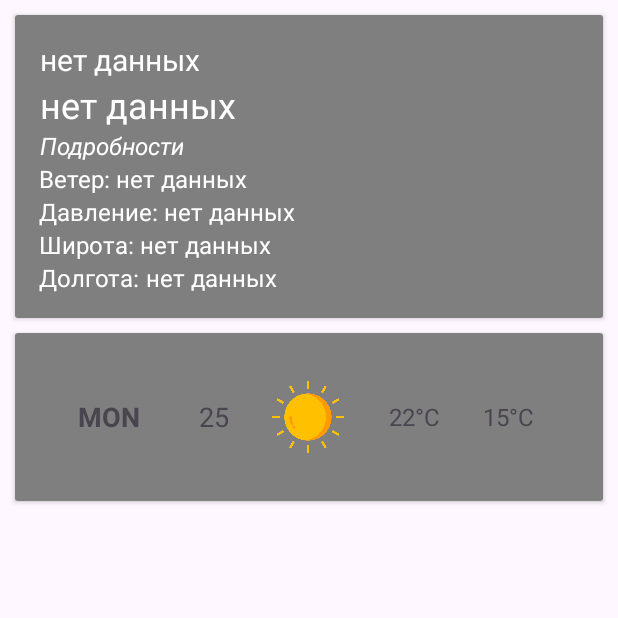
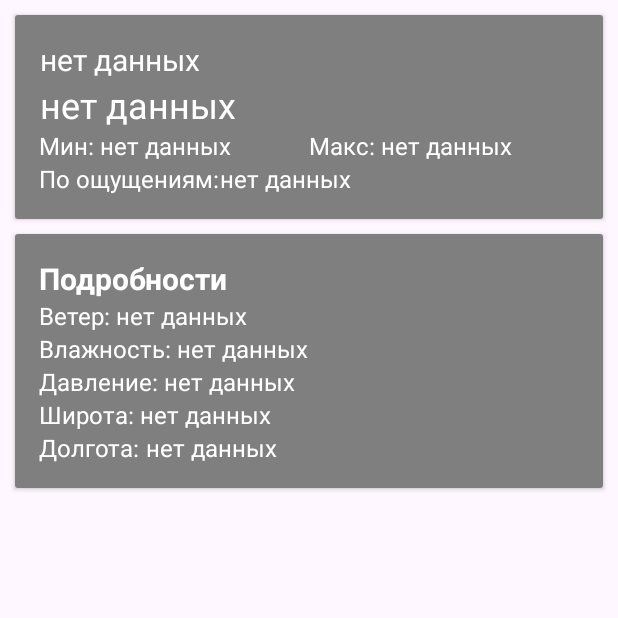
Before and after one commit to antsently/YourWeather, an Android app: the screen it shows after launch (GlobalWeather), on a phone screen of 412 x 824 dp, the top half of it. Run offline under Robolectric (Android 15) with nearby library versions, the phone set to English and light mode, and no system bars.

Commit message:
Обновление разметки 1.2

```diff
--- a/app/src/main/res/layout/activity_global_weather.xml
+++ b/app/src/main/res/layout/activity_global_weather.xml
@@ -42,6 +42,117 @@
                 android:textColor="@android:color/white"
                 android:textSize="24sp" />
 
+            <LinearLayout
+                android:layout_width="match_parent"
+                android:layout_height="wrap_content"
+                android:gravity="center_horizontal"
+                android:orientation="horizontal">
+
+                <LinearLayout
+                    android:layout_width="0dp"
+                    android:layout_height="wrap_content"
+                    android:layout_weight="1"
+                    android:gravity="center_vertical"
+                    android:orientation="horizontal">
+
+                    <TextView
+                        android:id="@+id/minTemperatureText"
+                        android:layout_width="wrap_content"
+                        android:layout_height="wrap_content"
+                        android:text="Мин: "
+                        android:textColor="@android:color/white"
+                        android:textSize="16sp" />
+
+                    <TextView
+                        android:id="@+id/minTemperatureValue"
+                        android:layout_width="wrap_content"
+                        android:layout_height="wrap_content"
+                        android:text="нет данных"
+                        android:textColor="@android:color/white"
+                        android:textSize="16sp" />
+                </LinearLayout>
+
+                <LinearLayout
+                    android:layout_width="0dp"
+                    android:layout_height="wrap_content"
+                    android:layout_weight="1"
+                    android:gravity="center_vertical"
+                    android:orientation="horizontal">
+
+                    <TextView
+                        android:id="@+id/maxTemperatureText"
+                        android:layout_width="wrap_content"
+                        android:layout_height="wrap_content"
+                        android:text="Макс: "
+                        android:textColor="@android:color/white"
+                        android:textSize="16sp" />
+
+                    <TextView
+                        android:id="@+id/maxTemperatureValue"
+                        android:layout_width="wrap_content"
+                        android:layout_height="wrap_content"
+                        android:text="нет данных"
+                        android:textColor="@android:color/white"
+                        android:textSize="16sp" />
+                </LinearLayout>
+            </LinearLayout>
+
+            <LinearLayout
+                android:layout_width="match_parent"
+                android:layout_height="wrap_content"
+                android:gravity="center_horizontal"
+                android:orientation="horizontal">
+
+                <LinearLayout
+                    android:layout_width="0dp"
+                    android:layout_height="wrap_content"
+                    android:layout_weight="1"
+                    android:gravity="center_vertical"
+                    android:orientation="horizontal">
+
+                    <TextView
+                        android:id="@+id/LikeTemperatureText"
+                        android:layout_width="wrap_content"
+                        android:layout_height="wrap_content"
+                        android:text="По ощущениям:"
+                        android:textColor="@android:color/white"
+                        android:textSize="16sp"
+                        android:layout_gravity="center_vertical"
+                        />
+
+                    <TextView
+                        android:id="@+id/feelsLikeTemperatureValue"
+                        android:layout_width="wrap_content"
+                        android:layout_height="wrap_content"
+                        android:text="нет данных"
+                        android:textColor="@android:color/white"
+                        android:textSize="16sp" />
+                </LinearLayout>
+            </LinearLayout>
+
+
+
+        </LinearLayout>
+    </androidx.cardview.widget.CardView>
+
+    <androidx.cardview.widget.CardView
+        android:id="@+id/forecastCard"
+        android:layout_width="0dp"
+        android:layout_height="wrap_content"
+        android:layout_marginLeft="10dp"
+        android:layout_marginRight="10dp"
+        android:layout_marginTop="10dp"
+        app:layout_constraintTop_toBottomOf="@id/todayWeatherCard"
+        app:layout_constraintStart_toStartOf="parent"
+        app:layout_constraintEnd_toEndOf="parent">
+
+        <LinearLayout
+            android:layout_width="match_parent"
+            android:layout_height="wrap_content"
+            android:orientation="vertical"
+            android:background="@drawable/rounded_background"
+            android:padding="16dp">
+
             <TextView
                 android:id="@+id/weatherType"
                 android:layout_width="wrap_content"
@@ -49,8 +160,8 @@
                 android:text="Подробности"
                 android:textAlignment="center"
                 android:textColor="@android:color/white"
-                android:textSize="16sp"
-                android:textStyle="italic" />
+                android:textSize="20sp"
+                android:textStyle="bold" />
 
             <LinearLayout
                 android:layout_width="match_parent"
@@ -84,6 +195,28 @@
                 <TextView
                     android:layout_width="wrap_content"
                     android:layout_height="wrap_content"
+                    android:text="Влажность: "
+                    android:textColor="@android:color/white"
+                    android:textSize="16sp" />
+
+                <TextView
+                    android:id="@+id/humidityValue"
+                    android:layout_width="wrap_content"
+                    android:layout_height="wrap_content"
+                    android:text="нет данных"
+                    android:textColor="@android:color/white"
+                    android:textSize="16sp" />
+            </LinearLayout>
+
+            <LinearLayout
+                android:layout_width="match_parent"
+                android:layout_height="wrap_content"
+                android:gravity="center_vertical"
+                android:orientation="horizontal">
+
+                <TextView
+                    android:layout_width="wrap_content"
+                    android:layout_height="wrap_content"
                     android:text="Давление: "
                     android:textColor="@android:color/white"
                     android:textSize="16sp" />
@@ -95,7 +228,6 @@
                     android:text="нет данных"
                     android:textColor="@android:color/white"
                     android:textSize="16sp" />
-
             </LinearLayout>
 
             <LinearLayout
@@ -146,92 +278,9 @@
                     android:textColor="@android:color/white"
                     android:textSize="16sp" />
             </LinearLayout>
+
         </LinearLayout>
+
     </androidx.cardview.widget.CardView>
 
-    <androidx.cardview.widget.CardView
-        android:id="@+id/forecastCard"
-        android:layout_width="0dp"
-        android:layout_height="wrap_content"
-        android:layout_marginLeft="10dp"
-        android:layout_marginRight="10dp"
-        android:layout_marginTop="10dp"
-        app:layout_constraintTop_toBottomOf="@id/todayWeatherCard"
-        app:layout_constraintStart_toStartOf="parent"
-        app:layout_constraintEnd_toEndOf="parent">
-
-        <LinearLayout
-            android:layout_width="match_parent"
-            android:layout_height="wrap_content"
-            android:orientation="vertical"
-            android:background="@drawable/rounded_background"
-            android:padding="16dp">
-
-            <LinearLayout
-                android:id="@+id/daysContainer"
-                android:layout_width="match_parent"
-                android:layout_height="wrap_content"
-                android:orientation="vertical"
-                android:padding="16dp">
-
-                <!-- Каждый день погоды будет в отдельной горизонтальной линии -->
-                <LinearLayout
-                    android:layout_width="match_parent"
-                    android:layout_height="wrap_content"
-                    android:orientation="horizontal">
-
-                    <TextView
-                        android:id="@+id/text_date_day"
-                        android:layout_width="0dp"
-                        android:layout_height="match_parent"
-                        android:layout_weight="1"
-                        android:gravity="center_vertical|center_horizontal"
-                        android:text="MON"
-                        android:textSize="18sp"
-                        android:textStyle="bold" />
-
-                    <TextView
-                        android:id="@+id/text_date_number"
-                        android:layout_width="0dp"
-                        android:layout_height="match_parent"
-                        android:layout_marginStart="8dp"
-                        android:layout_weight="1"
-                        android:gravity="center_vertical|center_horizontal"
-                        android:text="25"
-                        android:textSize="18sp" />
-
-                    <ImageView
-                        android:id="@+id/image_weather_icon"
-                        android:layout_width="0dp"
-                        android:layout_height="48dp"
-                        android:layout_weight="1"
-                        android:src="@drawable/clear"
-                        android:layout_marginEnd="8dp"
-                        android:gravity="center" />
-
-                    <TextView
-                        android:id="@+id/text_day_temperature"
-                        android:layout_width="0dp"
-                        android:layout_height="48dp"
-                        android:layout_weight="1"
-                        android:gravity="center_vertical|center_horizontal"
-                        android:text="22°C"
-                        android:textSize="16sp" />
-
-                    <TextView
-                        android:id="@+id/text_night_temperature"
-                        android:layout_width="0dp"
-                        android:layout_height="48dp"
-                        android:layout_weight="1"
-                        android:gravity="center_vertical|center_horizontal"
-                        android:text="15°C"
-                        android:textSize="16sp" />
-                </LinearLayout>
-            </LinearLayout>
-        </LinearLayout>
-    </androidx.cardview.widget.CardView>
-
-
-
-
 </androidx.constraintlayout.widget.ConstraintLayout>
```
Also changed, not shown: app/src/main/java/com/app/yourWeather/GlobalWeather.java (+33 -30 lines), app/src/main/java/com/app/yourWeather/WeatherResponse.java (+30 -10 lines).
